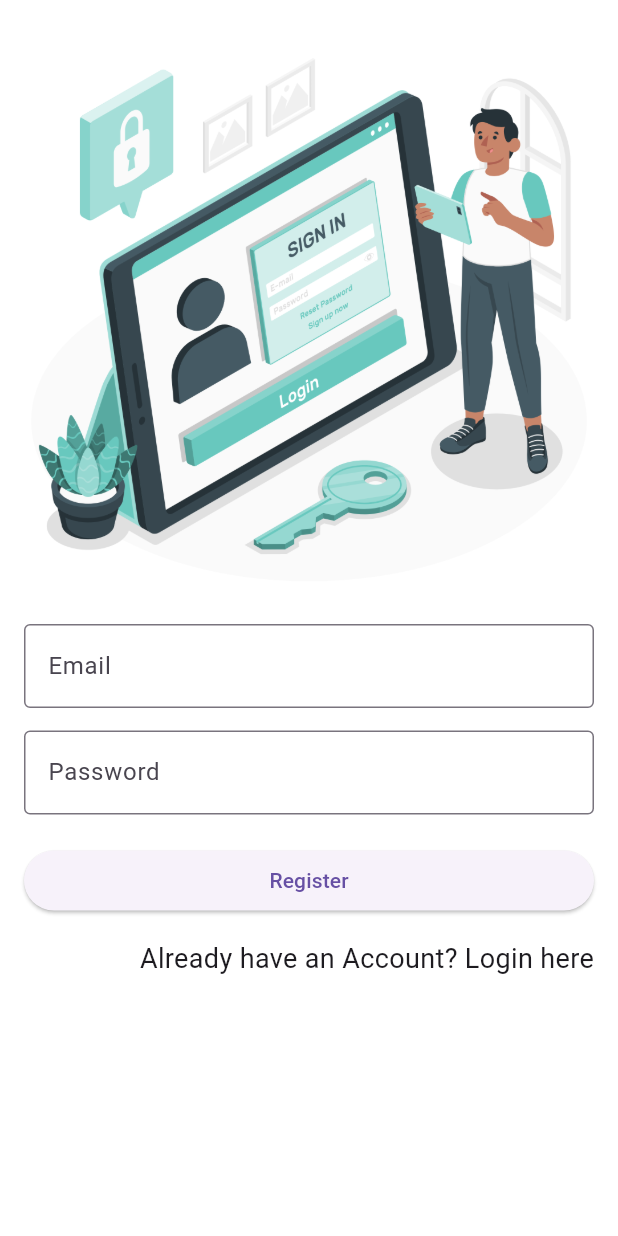
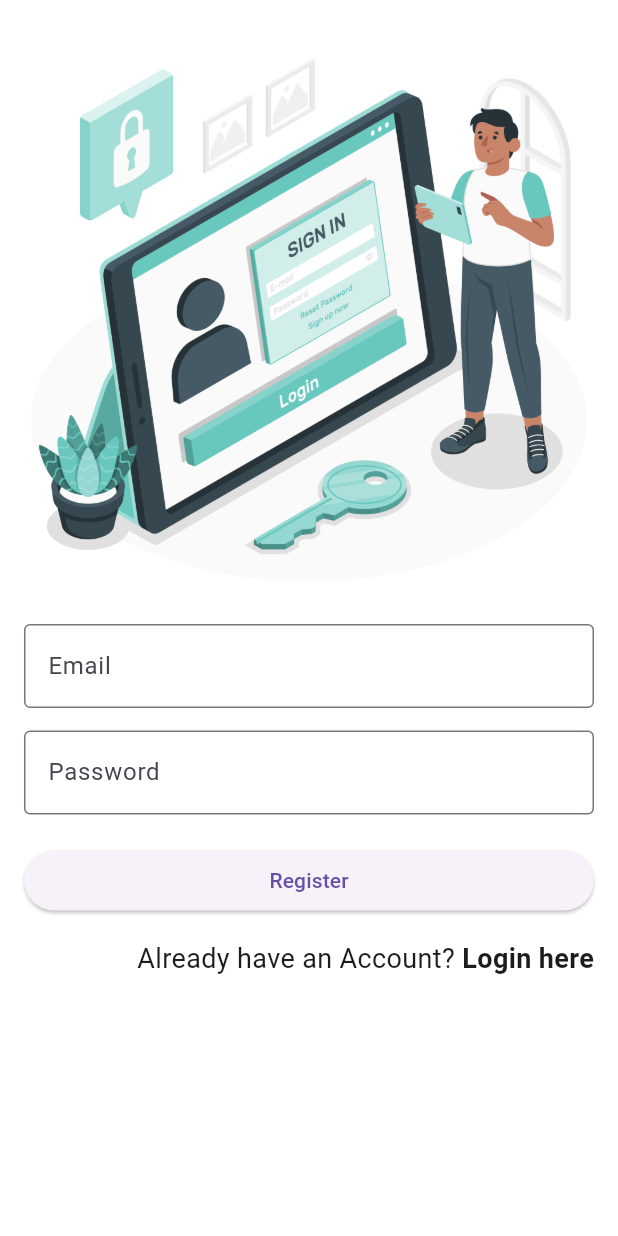
Before and after one commit to ShuaibuPassionateProgrammer/advanced_role_based_flutter_firebase, a Flutter app: the SignupScreen screen opened directly, on a phone screen of 412 x 824 dp. Run offline on Flutter 3.47's test engine with Material 3 defaults, Android fonts, the phone set to English and light mode, and no system bars; our stand-ins replace firebase_core; accounts and stored records are empty; generated files the repository leaves out were written again; statements that could not run were skipped.

Commit message:
The fontWeight of it set to bold

```diff
--- a/lib/view/signup_screen.dart
+++ b/lib/view/signup_screen.dart
@@ -57,6 +57,7 @@ class _SignupScreen extends State<SignupScreen> {
                       "Login here",
                       style: TextStyle(
                         fontSize: 18,
+                        fontWeight: FontWeight.bold
                       ),
                     ),
                   ),
```
